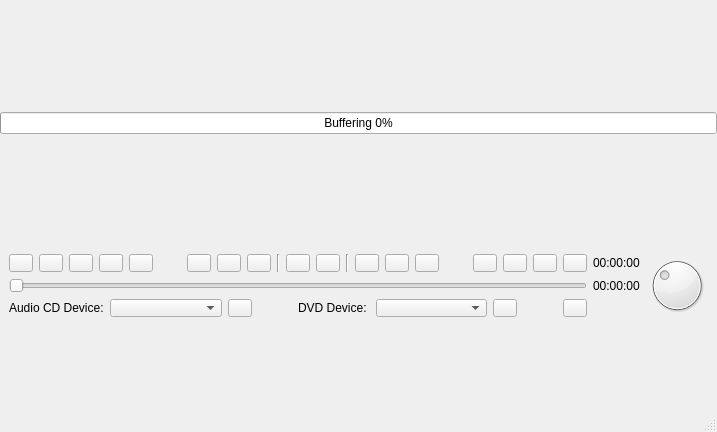
Qt form code/playerctl/ui/playerctl.ui (andrew-bibb/mbmp) before a commit.
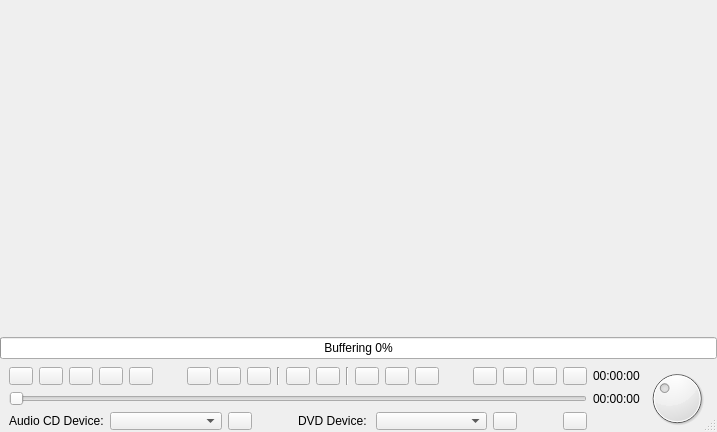
The same form after that commit. Icons and pictures are not drawn.

```diff
--- a/code/playerctl/ui/playerctl.ui
+++ b/code/playerctl/ui/playerctl.ui
@@ -29,7 +29,7 @@
    <property name="bottomMargin">
     <number>0</number>
    </property>
-   <item row="0" column="0">
+   <item row="1" column="0">
     <widget class="QProgressBar" name="progressBar_buffering">
      <property name="toolTip">
       <string>&lt;html&gt;&lt;head/&gt;&lt;body&gt;&lt;p&gt;Stream buffering percentage&lt;/p&gt;&lt;/body&gt;&lt;/html&gt;</string>
@@ -42,7 +42,7 @@
      </property>
     </widget>
    </item>
-   <item row="1" column="0">
+   <item row="2" column="0">
     <widget class="QWidget" name="widget_control" native="true">
      <property name="sizePolicy">
       <sizepolicy hsizetype="Preferred" vsizetype="Fixed">
@@ -379,6 +379,19 @@
      </layout>
     </widget>
    </item>
+   <item row="0" column="0">
+    <spacer name="verticalSpacer">
+     <property name="orientation">
+      <enum>Qt::Vertical</enum>
+     </property>
+     <property name="sizeHint" stdset="0">
+      <size>
+       <width>20</width>
+       <height>40</height>
+      </size>
+     </property>
+    </spacer>
+   </item>
   </layout>
   <action name="actionTogglePlaylist">
    <property name="checkable">
```
